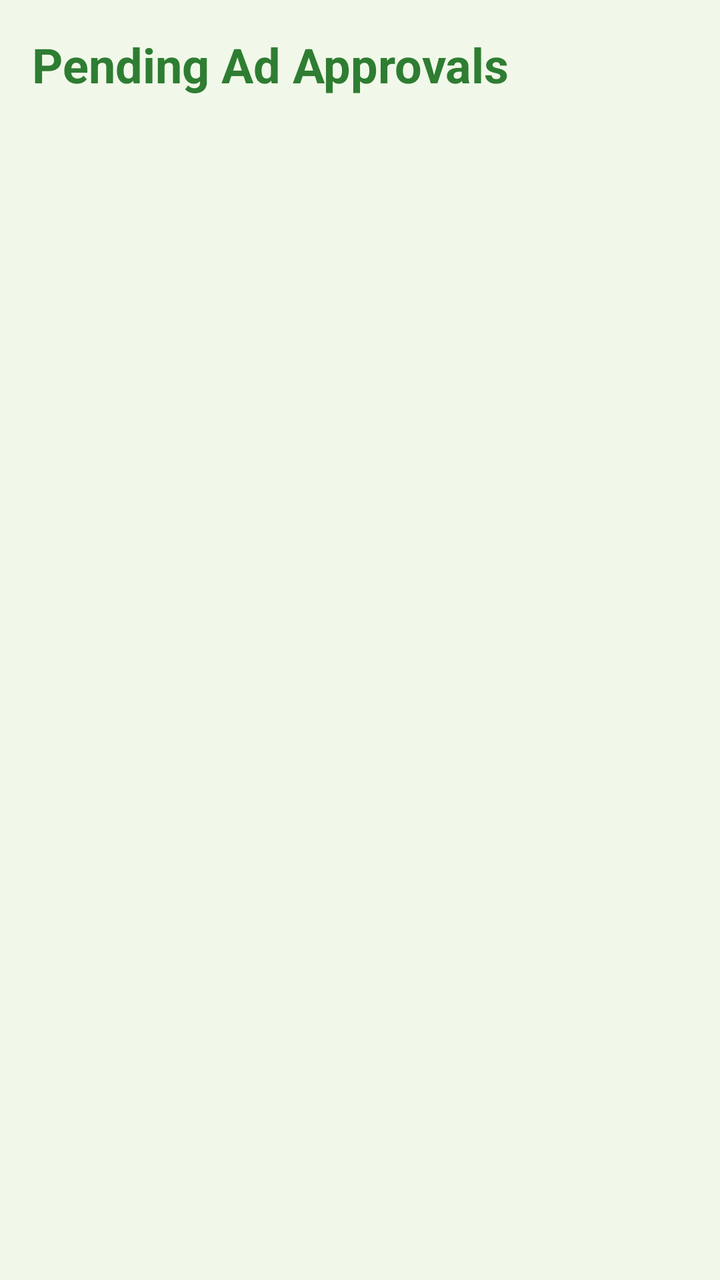
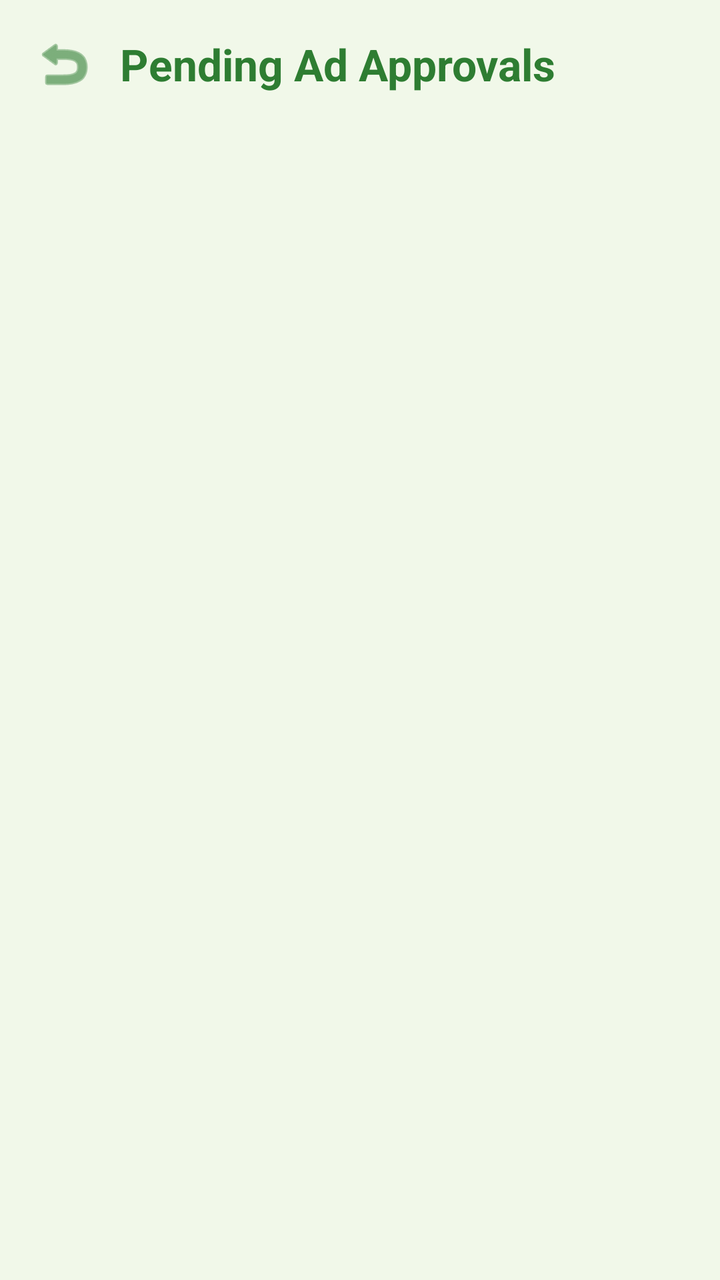

Two renders of the same Android screen: before a commit and after it. Below are the layout's source before the change and the commit's diff.
<!-- AndroidManifest.xml: application theme Theme.TripBadu -->
<!-- res/layout/activity_ad_approval.xml -->
<?xml version="1.0" encoding="utf-8"?>
<LinearLayout xmlns:android="http://schemas.android.com/apk/res/android"
    android:layout_width="match_parent"
    android:layout_height="match_parent"
    android:orientation="vertical"
    android:padding="16dp"
    android:background="@color/background">

    <TextView
        android:layout_width="wrap_content"
        android:layout_height="wrap_content"
        android:text="Pending Ad Approvals"
        android:textSize="24sp"
        android:textStyle="bold"
        android:textColor="@color/primary"
        android:layout_marginBottom="16dp"/>

    <androidx.recyclerview.widget.RecyclerView
        android:id="@+id/rvPendingAds"
        android:layout_width="match_parent"
        android:layout_height="match_parent" />

</LinearLayout>
<!-- resources referenced by this layout -->
<resources>
  <color name="background">#F1F8E9</color>
  <color name="primary">#2E7D32</color>
  <style name="Theme.TripBadu" parent="Base.Theme.TripBadu" />
  <style name="Base.Theme.TripBadu" parent="Theme.Material3.DayNight.NoActionBar">
          
          <item name="colorPrimary">@color/primary</item>
          <item name="colorPrimaryVariant">@color/primary_variant</item>
          <item name="colorOnPrimary">@color/on_primary</item>
          <item name="colorSecondary">@color/secondary</item>
          <item name="colorSecondaryVariant">@color/secondary_variant</item>
          <item name="colorOnSecondary">@color/on_secondary</item>
          <item name="android:windowBackground">@color/background</item>
  
          
          <item name="colorSurface">@color/surface</item>
          <item name="colorOnSurface">@color/text_primary</item>
          <item name="colorOnSurfaceVariant">@color/text_secondary</item>
          <item name="colorOutline">@color/text_secondary</item>
  
          
          <item name="android:textColorPrimary">@color/text_primary</item>
          <item name="android:textColorSecondary">@color/text_secondary</item>
          <item name="android:textColor">@color/text_primary</item>
          <item name="android:editTextColor">@color/text_primary</item>
          <item name="android:textColorHint">@color/text_secondary</item>
      </style>
  <color name="primary_variant">#1B5E20</color>
  <color name="on_primary">#FFFFFF</color>
  <color name="secondary">#81C784</color>
  <color name="secondary_variant">#4CAF50</color>
  <color name="on_secondary">#000000</color>
  <color name="surface">#FFFFFF</color>
  <color name="text_primary">#212121</color>
  <color name="text_secondary">#757575</color>
</resources>

<!-- the commit's change to res/layout/activity_ad_approval.xml (unified diff, before → after) -->
@@ -1,23 +1,83 @@
 <?xml version="1.0" encoding="utf-8"?>
 <LinearLayout xmlns:android="http://schemas.android.com/apk/res/android"
+    xmlns:app="http://schemas.android.com/apk/res-auto"
     android:layout_width="match_parent"
     android:layout_height="match_parent"
     android:orientation="vertical"
     android:padding="16dp"
     android:background="@color/background">
 
-    <TextView
-        android:layout_width="wrap_content"
+    <RelativeLayout
+        android:layout_width="match_parent"
         android:layout_height="wrap_content"
-        android:text="Pending Ad Approvals"
-        android:textSize="24sp"
-        android:textStyle="bold"
-        android:textColor="@color/primary"
-        android:layout_marginBottom="16dp"/>
+        android:layout_marginBottom="16dp">
+
+        <ImageView
+            android:id="@+id/ivBack"
+            android:layout_width="32dp"
+            android:layout_height="32dp"
+            android:src="@android:drawable/ic_menu_revert"
+            android:contentDescription="Back"
+            android:layout_alignParentStart="true"
+            android:layout_centerVertical="true"
+            app:tint="@color/primary"
+            android:clickable="true"
+            android:focusable="true"
+            android:background="?attr/selectableItemBackgroundBorderless" />
+
+        <TextView
+            android:layout_width="wrap_content"
+            android:layout_height="wrap_content"
+            android:text="Pending Ad Approvals"
+            android:textSize="22sp"
+            android:textStyle="bold"
+            android:textColor="@color/primary"
+            android:layout_toEndOf="@id/ivBack"
+            android:layout_centerVertical="true"
+            android:layout_marginStart="12dp" />
+
+    </RelativeLayout>
+
+    <LinearLayout
+        android:id="@+id/llEmptyState"
+        android:layout_width="match_parent"
+        android:layout_height="0dp"
+        android:layout_weight="1"
+        android:gravity="center"
+        android:orientation="vertical"
+        android:visibility="gone">
+
+        <ImageView
+            android:layout_width="64dp"
+            android:layout_height="64dp"
+            android:src="@android:drawable/ic_menu_agenda"
+            app:tint="@color/primary"
+            android:layout_marginBottom="12dp"
+            android:contentDescription="No pending ads" />
+
+        <TextView
+            android:id="@+id/tvNoPendingAds"
+            android:layout_width="wrap_content"
+            android:layout_height="wrap_content"
+            android:text="No Pending Ads"
+            android:textSize="18sp"
+            android:textStyle="bold"
+            android:textColor="@color/primary" />
+
+        <TextView
+            android:layout_width="wrap_content"
+            android:layout_height="wrap_content"
+            android:text="All submitted gear ads have been reviewed."
+            android:textSize="14sp"
+            android:textColor="@color/on_surface"
+            android:layout_marginTop="4dp" />
+
+    </LinearLayout>
 
     <androidx.recyclerview.widget.RecyclerView
         android:id="@+id/rvPendingAds"
         android:layout_width="match_parent"
-        android:layout_height="match_parent" />
+        android:layout_height="0dp"
+        android:layout_weight="1" />
 
 </LinearLayout>
<!-- resource entries referenced after the edit -->
@@ -1,6 +1,7 @@
 <!-- resources referenced by this layout -->
 <resources>
   <color name="background">#F1F8E9</color>
+  <color name="on_surface">#1B5E20</color>
   <color name="primary">#2E7D32</color>
   <style name="Theme.TripBadu" parent="Base.Theme.TripBadu" />
   <style name="Base.Theme.TripBadu" parent="Theme.Material3.DayNight.NoActionBar">
